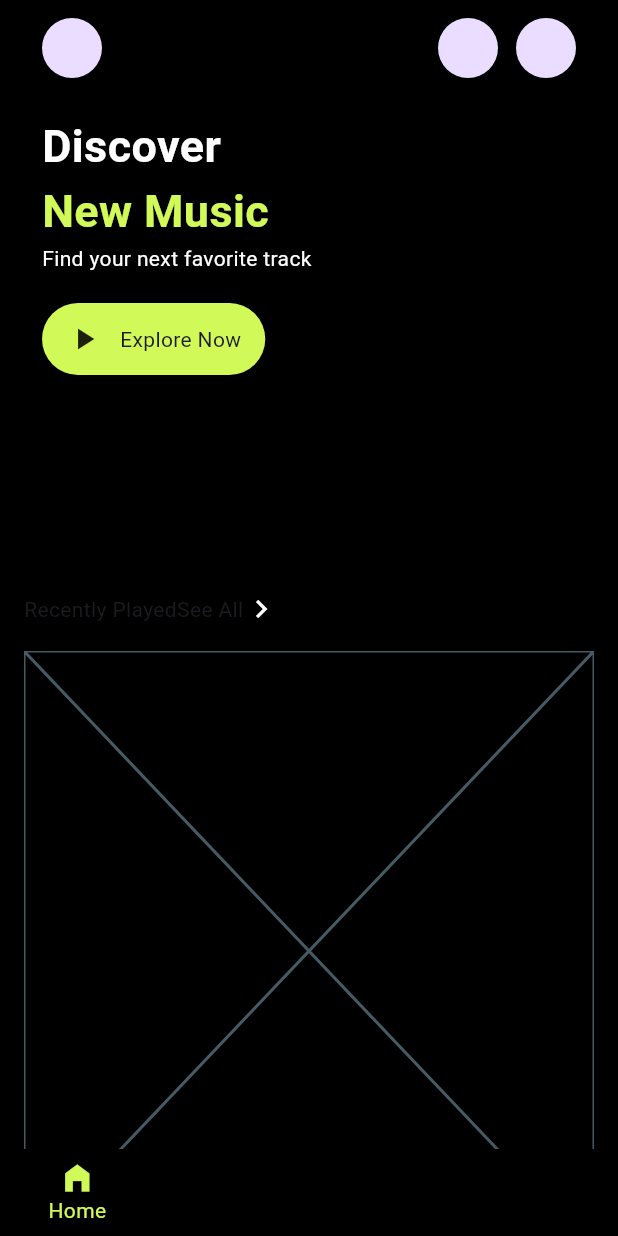
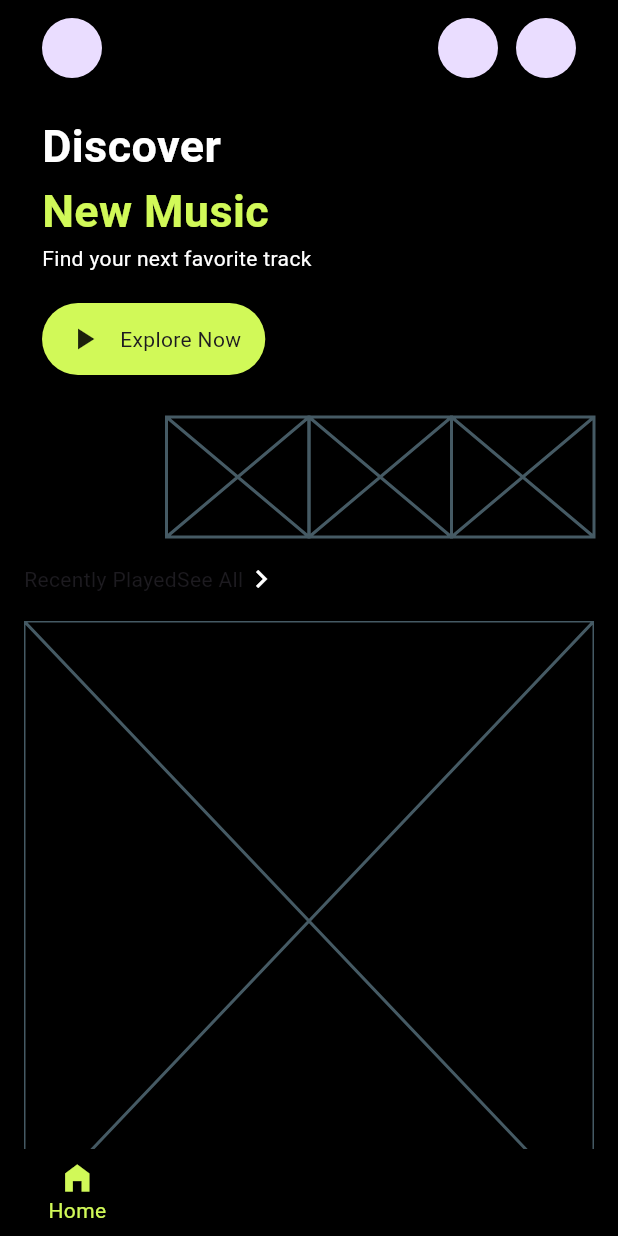
Before and after one commit to JAICHANGPARK/flutter_notebook_chapter_54, a Flutter app: the MusicHomePage screen opened directly, on a phone screen of 412 x 824 dp. Run offline on Flutter 3.47's test engine with Material 3 defaults, Android fonts, the phone set to English and light mode, and no system bars; our stand-ins replace gap, hugeicons, material_ui.

Commit message:
Update music_home_page.dart

```diff
--- a/lib/ep2707_music_app/ui/music_home_page.dart
+++ b/lib/ep2707_music_app/ui/music_home_page.dart
@@ -82,9 +82,14 @@ class _MusicHomePageState extends State<MusicHomePage> {
                     ),
                   ),
                   Container(
-                    height: 100,
+                    height: 80,
                     child: Row(
-                      children: [Expanded(child: Column(children: []))],
+                      children: [
+                        Expanded(child: Column(children: [])),
+                        Expanded(child: Placeholder()),
+                        Expanded(child: Placeholder()),
+                        Expanded(child: Placeholder()),
+                      ],
                     ),
                   ),
                   Row(
```
